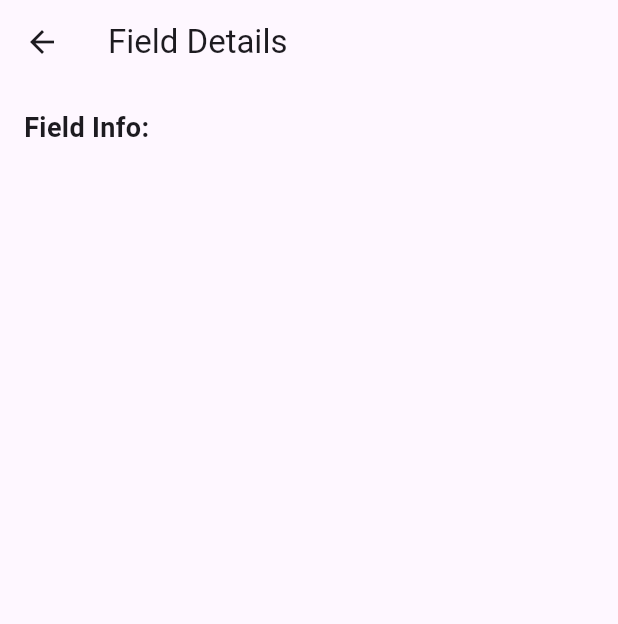
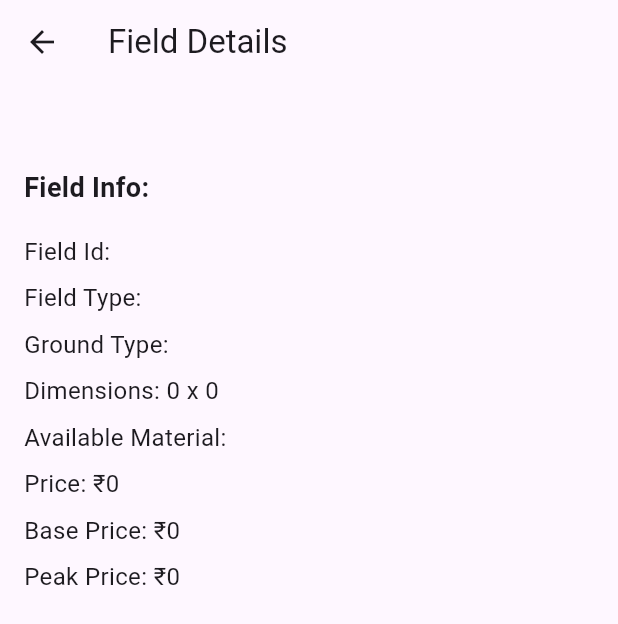
Before and after one commit to Ahmad-Waseem/ArenaGo, a Flutter app: the FieldPage screen opened directly with empty values, on a phone screen of 412 x 824 dp. Shown: the top 624 px of the screen. Run offline on Flutter 3.47's test engine with Material 3 defaults, Android fonts, the phone set to English and light mode, and no system bars; our stand-ins replace carousel_slider, cloud_firestore, firebase_auth, firebase_core, firebase_database, firebase_storage and 3 more; accounts and stored records are empty.

Commit message:
Arena Page + Owner view of field page done

```diff
--- a/lib/views/arenaPage.dart
+++ b/lib/views/arenaPage.dart
@@ -1,3 +1,4 @@
+import 'package:arenago/views/add_fields.dart';
 import 'package:arenago/views/fieldPage.dart';
 import 'package:arenago/views/owner_homepage.dart';
 import 'package:carousel_slider/carousel_slider.dart';
@@ -80,10 +81,34 @@ class _ArenaPageState extends State<ArenaPage> {
               _buildArenaInfo(widget.arena),
               SizedBox(height: 24.0),
               _buildFieldList(context, fields),
+              SizedBox(height: 16.0),
+            _buildButtons(context),
             ],
           ),
         ),
       ),
+    );
+  }
+
+  Widget _buildButtons(BuildContext context) {
+    return Row(
+      mainAxisAlignment: MainAxisAlignment.spaceEvenly,
+      children: [
+        ElevatedButton(
+          onPressed: () {
+            // Navigate to edit arena page
+          },
+          child: Text('Edit Arena'),
+        ),
+        ElevatedButton(
+          onPressed: () {
+Navigator.push(
+      context,
+      MaterialPageRoute(builder: (context) => AddFieldView(arenaId: widget.arena.arenaId)),
+    );          },
+          child: Text('Add Field'),
+        ),
+      ],
     );
   }
 
--- a/lib/views/fieldPage.dart
+++ b/lib/views/fieldPage.dart
@@ -6,7 +6,6 @@ class FieldPage extends StatelessWidget {
   final FieldInfo fieldData;
 
   FieldPage({Key? key, required this.fieldData}) : super(key: key);
-
 
   @override
   Widget build(BuildContext context) {
@@ -20,53 +19,55 @@ class FieldPage extends StatelessWidget {
           child: Column(
             crossAxisAlignment: CrossAxisAlignment.start,
             children: [
+              SizedBox(height: 15.0),
+              _buildImageCarousel(fieldData
+                  .fieldImages), // Add image carousel if images provided
+              SizedBox(height: 25.0),
               Text(
                 'Field Info:',
                 style: TextStyle(fontSize: 18, fontWeight: FontWeight.bold),
               ),
+              SizedBox(height: 18.0),
+              Text(
+                'Field Id: ${fieldData.fieldId}',
+                style: TextStyle(fontSize: 16),
+              ),
               SizedBox(height: 8.0),
-              // Text(
-              //   'Field Id: ${fieldData['fieldId']}',
-              //   style: TextStyle(fontSize: 16),
-              // ),
-              // SizedBox(height: 8.0),
-              // _buildImageCarousel(fieldData['images']), // Add image carousel if images provided
-              // SizedBox(height: 8.0),
-              // Text(
-              //   'Field Type: ${fieldData['fieldType']}',
-              //   style: TextStyle(fontSize: 16),
-              // ),
-              // SizedBox(height: 8.0),
-              // Text(
-              //   'Ground Type: ${fieldData['groundType']}',
-              //   style: TextStyle(fontSize: 16),
-              // ),
-              // SizedBox(height: 8.0),
-              // Text(
-              //   'Dimensions: ${fieldData['length']} x ${fieldData['width']}',
-              //   style: TextStyle(fontSize: 16),
-              // ),
-              // SizedBox(height: 8.0),
-              // Text(
-              //   'Available Material: ${fieldData['availableMaterial']}',
-              //   style: TextStyle(fontSize: 16),
-              // ),
-              // SizedBox(height: 8.0),
-              // Text(
-              //   'Price: ₹${fieldData['price']}',
-              //   style: TextStyle(fontSize: 16),
-              // ),
-              // SizedBox(height: 8.0),
-              // Text(
-              //   'Base Price: ₹${fieldData['basePrice']}',
-              //   style: TextStyle(fontSize: 16),
-              // ),
-              // SizedBox(height: 8.0),
-              // Text(
-              //   'Peak Price: ₹${fieldData['peakPrice']}',
-              //   style: TextStyle(fontSize: 16),
-              // ),
-              // SizedBox(height: 8.0),
+              Text(
+                'Field Type: ${fieldData.fieldType}',
+                style: TextStyle(fontSize: 16),
+              ),
+              SizedBox(height: 8.0),
+              Text(
+                'Ground Type: ${fieldData.groundType}',
+                style: TextStyle(fontSize: 16),
+              ),
+              SizedBox(height: 8.0),
+              Text(
+                'Dimensions: ${fieldData.length} x ${fieldData.width}',
+                style: TextStyle(fontSize: 16),
+              ),
+              SizedBox(height: 8.0),
+              Text(
+                'Available Material: ${fieldData.availableMaterial}',
+                style: TextStyle(fontSize: 16),
+              ),
+              SizedBox(height: 8.0),
+              Text(
+                'Price: ₹${fieldData.price}',
+                style: TextStyle(fontSize: 16),
+              ),
+              SizedBox(height: 8.0),
+              Text(
+                'Base Price: ₹${fieldData.basePrice}',
+                style: TextStyle(fontSize: 16),
+              ),
+              SizedBox(height: 8.0),
+              Text(
+                'Peak Price: ₹${fieldData.peakPrice}',
+                style: TextStyle(fontSize: 16),
+              ),
+              SizedBox(height: 8.0),
               // _buildTimeSlots(fieldData['timeSlots']), // Add time slots list
             ],
           ),
@@ -80,19 +81,23 @@ Widget _buildImageCarousel(List<dynamic>? images) {
       return SizedBox(height: 0); // No images, don't display carousel
     }
     return CarouselSlider(
-    items: images.map((image) => Image.network(image, fit: BoxFit.cover)).toList(),
+      items: images
+          .map((image) => Image.network(image, fit: BoxFit.cover))
+          .toList(),
       options: CarouselOptions(
         // Enable autoplay
         autoPlay: true,
         // Use the built-in CarouselIndicator for pagination
-      enlargeCenterPage: true, // Optional: Enlarge center page for a more prominent display
-      viewportFraction: 0.8, // Optional: Adjust the portion of the screen occupied by the carousel
-      aspectRatio: 16/9, // Optional: Set an aspect ratio for the carousel
-      onPageChanged: (index, reason) => print('Page changed to $index'), // Optional: Callback for page changes
+        enlargeCenterPage:
+            true, // Optional: Enlarge center page for a more prominent display
+        viewportFraction:
+            0.8, // Optional: Adjust the portion of the screen occupied by the carousel
+        aspectRatio: 16 / 9, // Optional: Set an aspect ratio for the carousel
+        onPageChanged: (index, reason) => print(
+            'Page changed to $index'), // Optional: Callback for page changes
       ),
     );
   }
-
 
   Widget _buildTimeSlots(List<dynamic>? timeSlots) {
     if (timeSlots == null || timeSlots.isEmpty) {
@@ -100,10 +105,12 @@ Widget _buildImageCarousel(List<dynamic>? images) {
     }
     return Column(
       crossAxisAlignment: CrossAxisAlignment.start,
-      children: timeSlots.map((slot) => Text(
+      children: timeSlots
+          .map((slot) => Text(
                 '• ${slot['startTime']} - ${slot['endTime']}',
                 style: TextStyle(fontSize: 16),
-      )).toList(),
+              ))
+          .toList(),
     );
   }
 }
```
Lines whose indentation alone changed are shown as unchanged.
